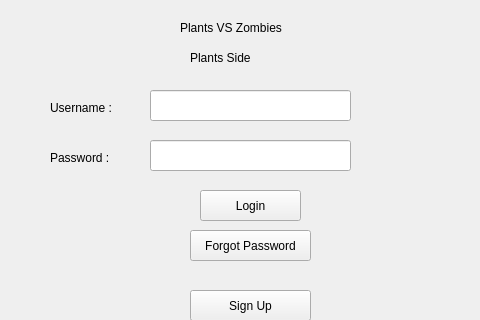
This is Authorization.ui in m-rajaee/PlantsVsZombies as Qt 5 draws it before an edit; both pictures show x 90 to 570 and y 0 to 320 of the 800 by 600 pixel window. The edited form follows.
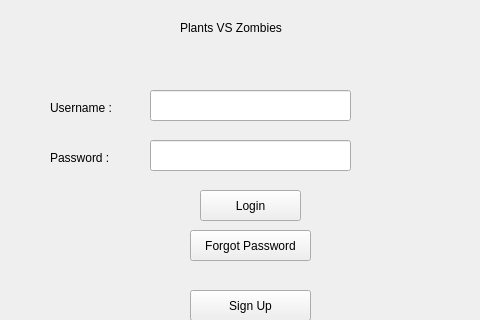
This is the edited form.

The edit to the form file:
```diff
--- a/Authorization.ui
+++ b/Authorization.ui
@@ -112,19 +112,6 @@
      <string>Plants VS Zombies</string>
     </property>
    </widget>
-   <widget class="QLabel" name="label_4">
-    <property name="geometry">
-     <rect>
-      <x>280</x>
-      <y>50</y>
-      <width>101</width>
-      <height>16</height>
-     </rect>
-    </property>
-    <property name="text">
-     <string>Plants Side</string>
-    </property>
-   </widget>
   </widget>
   <widget class="QMenuBar" name="menubar">
    <property name="geometry">
```
